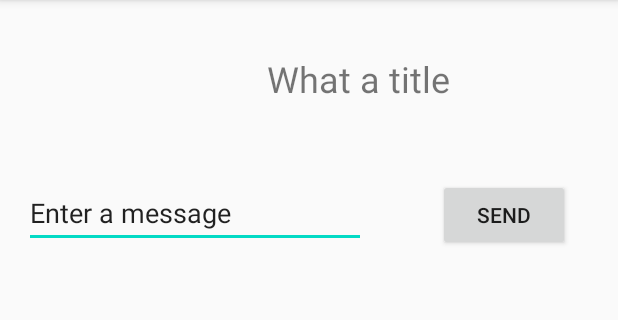
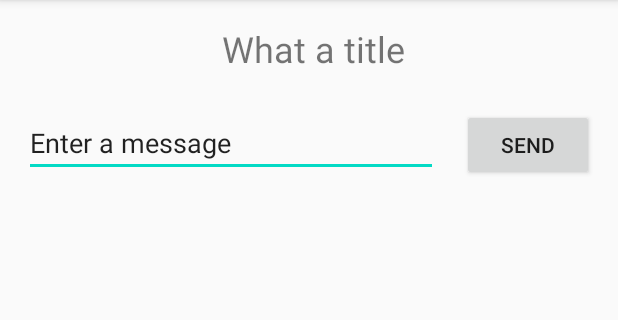
Before and after one commit to Leonardin96/GeoSchnitzel, an Android app: the screen it shows after launch (MainActivity), on a phone screen of 412 x 824 dp, the part 84-404 px from its top. Run offline under Robolectric (Android 15) with nearby library versions, the phone set to English and light mode, and no system bars.

Commit message:
Kleinere Änderungen am main-xml

```diff
--- a/app/src/main/res/layout/activity_main.xml
+++ b/app/src/main/res/layout/activity_main.xml
@@ -9,9 +9,9 @@
     <EditText
         android:id="@+id/editTextTextPersonName"
         android:layout_width="0dp"
-        android:layout_height="46dp"
+        android:layout_height="wrap_content"
         android:layout_marginStart="16dp"
-        android:layout_marginTop="48dp"
+        android:layout_marginTop="24dp"
         android:ems="10"
         android:inputType="textPersonName"
         android:text="@string/edit_message"
@@ -24,8 +24,8 @@
         android:id="@+id/button"
         android:layout_width="wrap_content"
         android:layout_height="wrap_content"
-        android:layout_marginStart="48dp"
-        android:layout_marginEnd="32dp"
+        android:layout_marginStart="16dp"
+        android:layout_marginEnd="16dp"
         android:text="@string/button_send"
         app:layout_constraintBaseline_toBaselineOf="@+id/editTextTextPersonName"
         app:layout_constraintEnd_toEndOf="parent"
@@ -34,11 +34,11 @@
 
     <TextView
         android:id="@+id/textView"
-        android:layout_width="134dp"
-        android:layout_height="35dp"
+        android:layout_width="wrap_content"
+        android:layout_height="wrap_content"
         android:layout_gravity=""
-        android:layout_marginStart="172dp"
-        android:layout_marginTop="36dp"
+        android:layout_marginStart="148dp"
+        android:layout_marginTop="16dp"
         android:gravity="center_horizontal"
         android:orientation="vertical"
         android:text="@string/header_text"
```
